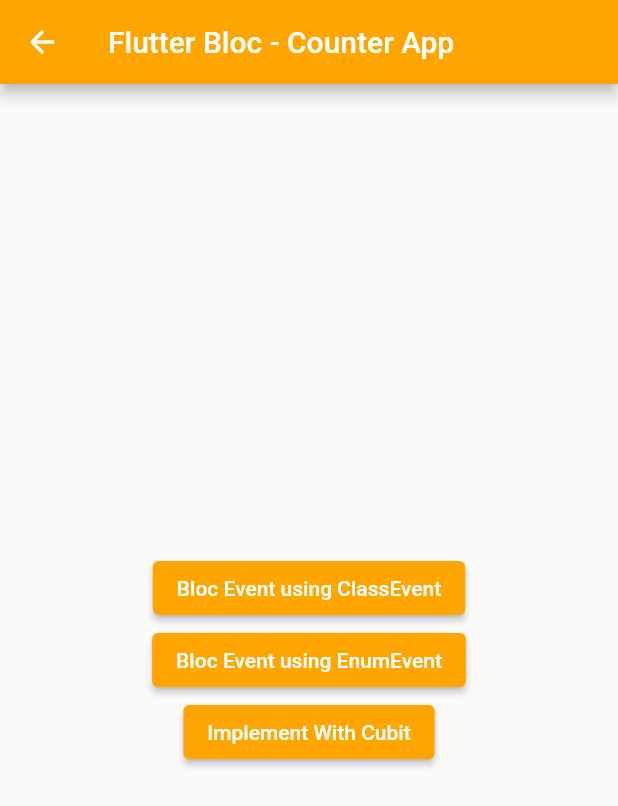
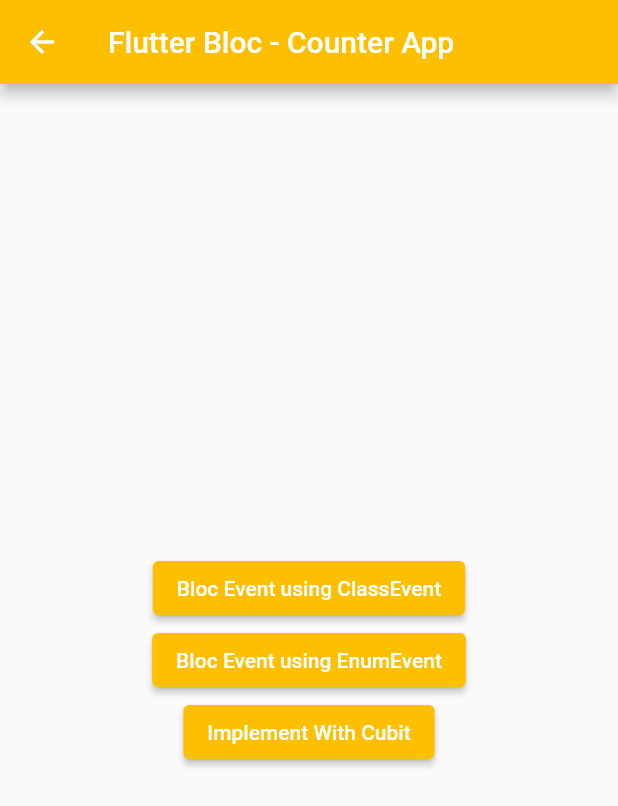
Before and after one commit to lypsisrudiansyah/bloc_practice_app, a Flutter app: the screen it shows after launch, after a tap on "Bloc Counter App", on a phone screen of 412 x 824 dp. Shown: the top 806 px of the screen. Run offline on Flutter 3.47's test engine with Material 2 defaults, Android fonts, the phone set to English and light mode, and no system bars; our stand-ins replace bloc, flutter_bloc; statements that could not run were skipped.

Commit message:
update 6 files

```diff
--- a/lib/main.dart
+++ b/lib/main.dart
@@ -1,6 +1,8 @@
 import 'package:flutter/material.dart';
 import 'package:flutter_bloc/flutter_bloc.dart';
+import 'package:practice_bloc_app/bloc/data_dummy/data_dummy_bloc.dart';
 import 'package:practice_bloc_app/bloc/shop_app/product/product_bloc.dart';
+import 'package:practice_bloc_app/cubit/shop_app/data_dummy/data_dummy_cubit.dart';
 import 'package:practice_bloc_app/cubit/shop_app/product/product_cubit.dart';
 import 'package:practice_bloc_app/screen/home_screen.dart';
 import 'package:practice_bloc_app/theme.dart';
@@ -19,12 +21,14 @@
       providers: [
         BlocProvider(create: (context) => ProductBloc()),
         BlocProvider(create: (context) => ProductCubit()),
+        BlocProvider(create: (context) => DataDummyBloc()),
+        BlocProvider(create: (context) => DataDummyCubit()),
       ],
       child: MaterialApp(
         title: 'Simple Shop App',
         theme: ThemeData(
           primaryColor: primaryColorCustom,
-          colorScheme: ColorScheme.fromSwatch().copyWith(primary: primaryColorCustom),
+          colorScheme: ColorScheme.fromSwatch().copyWith(primary: accentColor),
         ),
         home: const HomeScreen(),
       ),
--- a/lib/screen/bloc_counter_app/counter_app_home.dart
+++ b/lib/screen/bloc_counter_app/counter_app_home.dart
@@ -19,7 +19,7 @@
           children: [
             ElevatedButton(
               style: ElevatedButton.styleFrom(
-                backgroundColor: primaryColorCustom,
+                backgroundColor: accentColor,
               ),
               onPressed: () {
                 Navigator.push(
@@ -31,7 +31,7 @@
             ),
             ElevatedButton(
               style: ElevatedButton.styleFrom(
-                backgroundColor: primaryColorCustom,
+                backgroundColor: accentColor,
               ),
               onPressed: () {
                 Navigator.push(
@@ -43,7 +43,7 @@
             ),
             ElevatedButton(
               style: ElevatedButton.styleFrom(
-                backgroundColor: primaryColorCustom,
+                backgroundColor: accentColor,
               ),
               onPressed: () {
                 Navigator.push(
--- a/lib/screen/home_screen.dart
+++ b/lib/screen/home_screen.dart
@@ -12,11 +12,11 @@
         appBar: AppBar(
           title: const Text("BLOC Practice APP"),
         ),
-        body: SingleChildScrollView(
-          child: Center(
+        body: Center(
           child: Padding(
             padding: const EdgeInsets.symmetric(vertical: 20),
             child: Column(
+              mainAxisAlignment: MainAxisAlignment.center,
               children: [
                 ButtonVoidFunc(
                   textButton: "Bloc Counter App",
@@ -33,7 +33,6 @@
               ],
             ),
           ),
-          ),
         ));
   }
 }
--- a/lib/screen/simple_shop_app/shop_app_home.dart
+++ b/lib/screen/simple_shop_app/shop_app_home.dart
@@ -10,7 +10,7 @@
   Widget build(BuildContext context) {
     return Scaffold(
       appBar: AppBar(
-        title: const Text("Home Screen"),
+        title: const Text("Shop App Home"),
       ),
       body: Center(
         child: Column(
--- a/lib/theme.dart
+++ b/lib/theme.dart
@@ -1,4 +1,4 @@
-import 'package:flutter/material.dart';
+  import 'package:flutter/material.dart';
 
-Color primaryColorCustom = const Color(0xffFFA500);
-Color accentColor = const Color(0xffffb732);
+Color primaryColorCustom = const Color(0xffce394b);
+Color accentColor = const Color(0xffffbf01);
```
Also changed, not shown: lib/screen/bloc_counter_app/counter_app_screens/counter_bloc_class_screen.dart (line endings or trailing spaces). Lines whose indentation alone changed are shown as unchanged.
